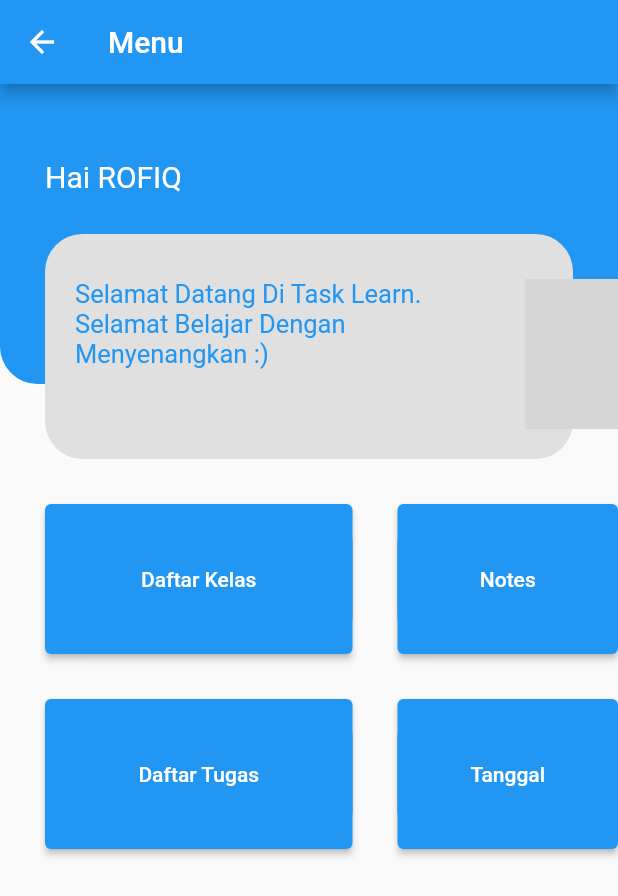
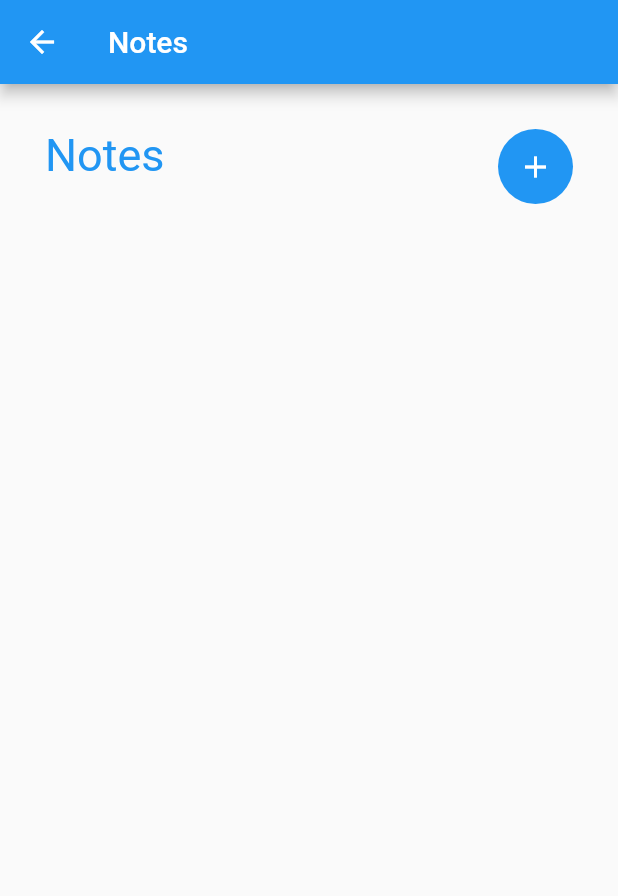
Before and after one commit to RofiqAbdulRozak/kelompok_4_task_learn, a Flutter app: the menu_utama screen opened directly, after a tap on "Notes", on a phone screen of 412 x 824 dp. Shown: the top 896 px of the screen. Run offline on Flutter 3.47's test engine with Material 2 defaults, Android fonts, the phone set to English and light mode, and no system bars; our stand-ins replace cloud_firestore, file_picker, firebase_auth, firebase_core, random_string; accounts and stored records are empty; grey boxes are pictures that could not be loaded.

Commit message:
menu_daftar_notes Fixes #20 sudah selesai (rofiq)

```diff
--- a/lib/menu_utama.dart
+++ b/lib/menu_utama.dart
@@ -1,16 +1,26 @@
 import 'package:flutter/material.dart';
-// import 'menu_daftar_notes.dart';
+
+// import 'kelas/menu_daftar_kelas.dart';
+import 'notes/menu_daftar_notes.dart';
+// import 'tugas/menu_daftar_tugas.dart';
+// import 'tanggal/menu_tanggal.dart';
+import 'package:intl/intl.dart';
 
 class menu_utama extends StatefulWidget {
-  const menu_utama({super.key});
+  const menu_utama({Key? key}) : super(key: key);
 
   @override
-  State<menu_utama> createState() => _menu_utamaState();
+  _menu_utamaState createState() => _menu_utamaState();
 }
 
 class _menu_utamaState extends State<menu_utama> {
+  DateTime currentDate = DateTime.now();
+  DateFormat dateFormat = DateFormat('dd MMMM yyyy');
+
   @override
   Widget build(BuildContext context) {
+    final screenWidth = MediaQuery.of(context).size.width;
+
     return Scaffold(
       appBar: AppBar(
         title: Text("Menu"),
@@ -30,13 +40,13 @@ class _menu_utamaState extends State<menu_utama> {
             ),
             Container(
               height: 100,
-              width: 400,
+              width: screenWidth,
               margin: EdgeInsets.only(
                 top: 50,
                 left: 30,
               ),
               child: Text(
-                "Hai ROFIQ",
+                "Hai Rofiq",
                 style: TextStyle(
                   fontSize: 20,
                   color: Colors.white,
@@ -48,7 +58,7 @@ class _menu_utamaState extends State<menu_utama> {
               width: 50,
               margin: EdgeInsets.only(
                 top: 30,
-                left: 420,
+                left: screenWidth - 80,
               ),
               child: IconButton(
                 onPressed: () {
@@ -71,7 +81,7 @@ class _menu_utamaState extends State<menu_utama> {
               children: [
                 Container(
                   height: 150,
-                  width: 440,
+                  width: screenWidth - 60,
                   margin: EdgeInsets.only(
                     top: 100,
                     left: 30,
@@ -81,122 +91,191 @@ class _menu_utamaState extends State<menu_utama> {
                     color: Colors.grey[300],
                     borderRadius: BorderRadius.circular(25),
                   ),
+                  child: Row(
+                    mainAxisAlignment: MainAxisAlignment.center,
+                    children: [
+                      Text(
+                        "Selamat Datang Di Task Learn.\nSelamat Belajar Dengan\nMenyenangkan :)",
+                        style: TextStyle(
+                          fontSize: 15,
+                          color: Colors.blue,
                         ),
+                      ),
+                      Image.asset(
+                        'assets/logo2.png',
+                        height: 80,
+                        width: 80,
+                      ),
+                    ],
+                  ),
+                ),
+              ],
+            ),
+
+            //MENU
+            Row(
+              mainAxisAlignment: MainAxisAlignment.center,
+              children: <Widget>[
                 Container(
                   height: 100,
+                  width: screenWidth / 2 - 45,
                   margin: EdgeInsets.only(
-                    top: 130,
-                    left: 50,
+                    top: 280,
+                    right: 10,
                   ),
-                  child: Text(
-                    "Selamat Datang Di Task Learn.\nSelamat Belajar Dengan\nMenyenangkan :)",
+                  decoration: BoxDecoration(
+                    color: Colors.blue,
+                    borderRadius: BorderRadius.circular(25),
+                  ),
+                  child: TextButton(
+                    onPressed: () {
+                      // Navigator.push(
+                      //   context,
+                      //   MaterialPageRoute(
+                      //       builder: (context) => menu_daftar_kelas()),
+                      // );
+                    },
+                    child: Column(
+                      mainAxisAlignment: MainAxisAlignment.center,
+                      children: [
+                        Icon(
+                          Icons.class_,
+                          color: Colors.white,
+                          size: 30,
+                        ),
+                        SizedBox(width: 5),
+                        Text(
+                          "Daftar Kelas",
                           style: TextStyle(
-                      fontSize: 17,
-                      color: Colors.blue,
+                            color: Colors.white,
+                            fontSize: 16,
+                          ),
+                        ),
+                      ],
                     ),
                   ),
                 ),
                 Container(
                   height: 100,
-                  width: 100,
-                  margin: EdgeInsets.only(
-                    top: 130,
-                    left: 350,
-                  ),
-                  decoration: BoxDecoration(
-                    image: DecorationImage(
-                      image: AssetImage("assets/images/.png"),
-                    ),
-                  ),
-                )
-              ],
-            ),
-
-            //MENU
-            Container(
-              height: 100,
-              width: 205,
+                  width: screenWidth / 2 - 45,
                   margin: EdgeInsets.only(
                     top: 280,
-                left: 30,
+                    left: 10,
                   ),
                   decoration: BoxDecoration(
                     color: Colors.blue,
                     borderRadius: BorderRadius.circular(25),
                   ),
-              child: ElevatedButton(
+                  child: TextButton(
                     onPressed: () {
-                  // Navigator.push(
-                  //   context,
-                  //   MaterialPageRoute(builder: (context) => menu_daftar_kelas()),
-                  // );
+                      Navigator.push(
+                        context,
+                        MaterialPageRoute(
+                            builder: (context) => menu_daftar_notes()),
+                      );
                     },
-                child: Text("Daftar Kelas"),
+                    child: Column(
+                      mainAxisAlignment: MainAxisAlignment.center,
+                      children: [
+                        Icon(
+                          Icons.note_alt_outlined,
+                          color: Colors.white,
+                          size: 30,
+                        ),
+                        SizedBox(width: 5),
+                        Text(
+                          "Notes",
+                          style: TextStyle(
+                            color: Colors.white,
+                            fontSize: 16,
                           ),
                         ),
+                      ],
+                    ),
+                  ),
+                ),
+              ],
+            ),
+            Row(
+              mainAxisAlignment: MainAxisAlignment.center,
+              children: <Widget>[
                 Container(
                   height: 100,
-              width: 205,
+                  width: screenWidth / 2 - 45,
                   margin: EdgeInsets.only(
-                top: 280,
-                left: 265,
+                    top: 410,
+                    right: 10,
                   ),
                   decoration: BoxDecoration(
                     color: Colors.blue,
                     borderRadius: BorderRadius.circular(25),
                   ),
-              child: ElevatedButton(
-                onPressed: () {
-                  // Navigator.push(
-                  //   context,
-                  //   MaterialPageRoute(
-                  //       builder: (context) => menu_daftar_notes()),
-                  // );
-                },
-                child: Text("Notes"),
-              ),
-            ),
-            Container(
-              height: 100,
-              width: 205,
-              margin: EdgeInsets.only(
-                top: 410,
-                left: 30,
-              ),
-              decoration: BoxDecoration(
-                color: Colors.blue,
-                borderRadius: BorderRadius.circular(25),
-              ),
-              child: ElevatedButton(
+                  child: TextButton(
                     onPressed: () {
                       // Navigator.push(
                       //   context,
                       //   MaterialPageRoute(builder: (context) => menu_daftar_tugas()),
                       // );
                     },
-                child: Text("Daftar Tugas"),
+                    child: Column(
+                      mainAxisAlignment: MainAxisAlignment.center,
+                      children: [
+                        Icon(
+                          Icons.work_history,
+                          color: Colors.white,
+                          size: 30,
+                        ),
+                        SizedBox(width: 5),
+                        Text(
+                          "Daftar Tugas",
+                          style: TextStyle(
+                            color: Colors.white,
+                            fontSize: 16,
+                          ),
+                        ),
+                      ],
+                    ),
                   ),
                 ),
                 Container(
                   height: 100,
-              width: 205,
+                  width: screenWidth / 2 - 45,
                   margin: EdgeInsets.only(
                     top: 410,
-                left: 265,
+                    left: 10,
                   ),
                   decoration: BoxDecoration(
                     color: Colors.blue,
                     borderRadius: BorderRadius.circular(25),
                   ),
-              child: ElevatedButton(
+                  child: TextButton(
                     onPressed: () {
                       // Navigator.push(
                       //   context,
                       //   MaterialPageRoute(builder: (context) => menu_tanggal()),
                       // );
                     },
-                child: Text("Tanggal"),
+                    child: Column(
+                      mainAxisAlignment: MainAxisAlignment.center,
+                      children: [
+                        Icon(
+                          Icons.date_range,
+                          color: Colors.white,
+                          size: 30,
                         ),
+                        SizedBox(width: 5),
+                        Text(
+                          "${dateFormat.format(currentDate)}",
+                          style: TextStyle(
+                            color: Colors.white,
+                            fontSize: 16,
+                          ),
+                        ),
+                      ],
+                    ),
+                  ),
+                ),
+              ],
             ),
           ],
         ),
--- /dev/null
+++ b/lib/notes/menu_daftar_notes.dart
@@ -0,0 +1,73 @@
+import 'package:flutter/material.dart';
+import 'buat_notes.dart';
+
+class menu_daftar_notes extends StatefulWidget {
+  const menu_daftar_notes({super.key});
+
+  @override
+  State<menu_daftar_notes> createState() => _menu_daftar_notesState();
+}
+
+class _menu_daftar_notesState extends State<menu_daftar_notes> {
+  @override
+  Widget build(BuildContext context) {
+    final screenWidth = MediaQuery.of(context).size.width;
+
+    return Scaffold(
+      appBar: AppBar(
+        title: Text("Notes"),
+      ),
+      body: Stack(
+        children: <Widget>[
+          Container(
+            height: 100,
+            width: screenWidth,
+            margin: EdgeInsets.only(
+              top: 30,
+              left: 30,
+            ),
+            child: Text(
+              "Notes",
+              style: TextStyle(
+                fontSize: 30,
+                color: Colors.blue,
+              ),
+            ),
+          ),
+          Container(
+            height: 50,
+            width: 50,
+            margin: EdgeInsets.only(
+              top: 30,
+              left: screenWidth - 80,
+            ),
+            child: IconButton(
+              onPressed: () {
+                Navigator.push(
+                  context,
+                  MaterialPageRoute(builder: (context) => buat_notes()),
+                );
+              },
+              icon: Icon(
+                Icons.add,
+                color: Colors.white,
+              ),
+            ),
+            decoration: BoxDecoration(
+              color: Colors.blue,
+              borderRadius: BorderRadius.circular(25),
+            ),
+          ),
+          Container(
+            height: 80,
+            width: screenWidth - 80,
+            margin: EdgeInsets.only(
+              top: 200,
+              left: 30,
+            ),
+          ),
+        ],
+      ),
+    );
+  }
+}
```
Also changed, not shown: lib/notes/buat_notes.dart (added, +109 -0 lines), assets/logo2.png (added). Lines whose indentation alone changed are shown as unchanged.
